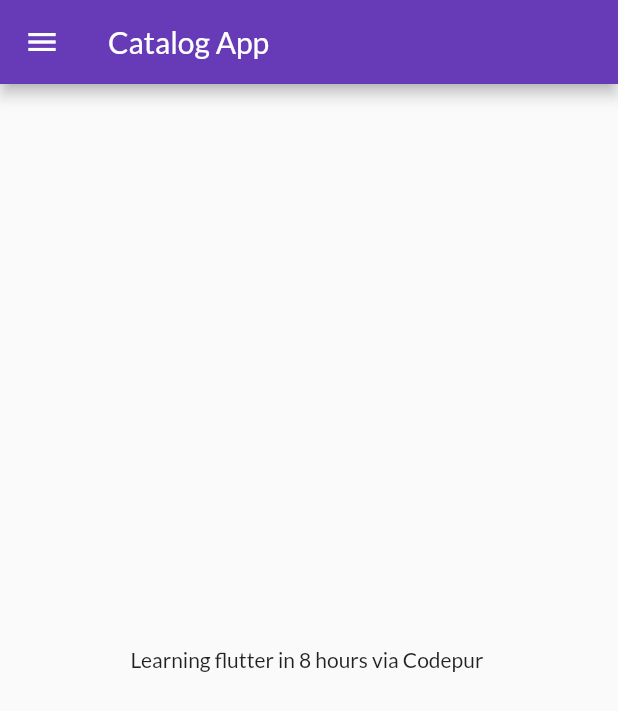
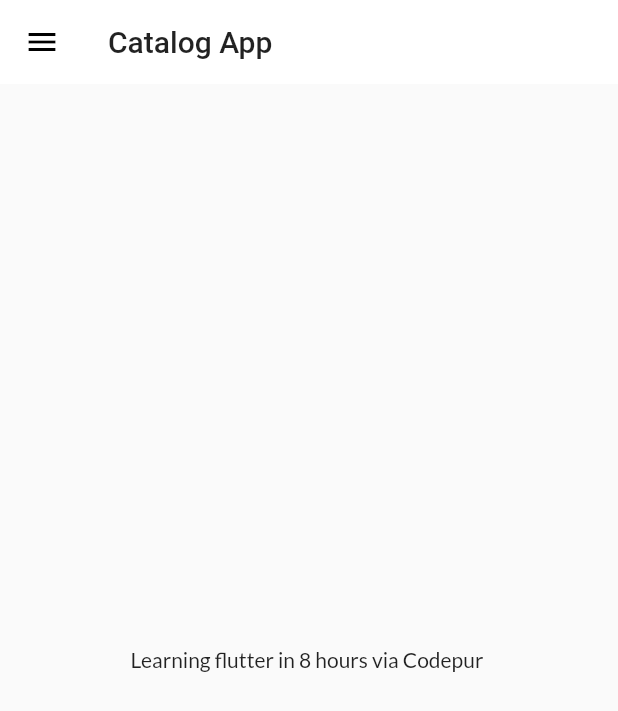
Before and after one commit to RangerRishabh/LearningFlutter, a Flutter app: the screen it shows after launch, on a phone screen of 412 x 824 dp. Shown: the top 711 px of the screen. Run offline on Flutter 3.47's test engine with Material 2 defaults, Android fonts, the phone set to English and light mode, and no system bars; our stand-ins replace google_fonts.

Commit message:
themes extracted

```diff
--- a/lib/main.dart
+++ b/lib/main.dart
@@ -1,7 +1,7 @@
 import 'package:flutter/material.dart';
 import 'package:flutter_catalog/pages/home_page.dart';
 import 'package:flutter_catalog/utils/routes.dart';
-import 'package:google_fonts/google_fonts.dart';
+import 'package:flutter_catalog/widgets/themes.dart';
 import 'package:flutter_catalog/pages/login_page.dart';
 
 void main() {
@@ -14,11 +14,8 @@ class MyApp extends StatelessWidget {
   Widget build(BuildContext context) {
     return MaterialApp(
       themeMode: ThemeMode.light,
-      theme: ThemeData(primarySwatch: Colors.deepPurple,
-      fontFamily: GoogleFonts.lato().fontFamily, ),
-      darkTheme: ThemeData(
-        brightness: Brightness.dark,
-      ),
+      theme: MyTheme.lightTheme(context),
+      darkTheme: MyTheme.darkTheme(context),
       debugShowCheckedModeBanner: false,
       initialRoute: MyRoutes.homeRoute,
       routes: {
--- /dev/null
+++ b/lib/widgets/themes.dart
@@ -0,0 +1,18 @@
+import 'package:flutter/material.dart';
+import 'package:google_fonts/google_fonts.dart';
+
+class MyTheme {
+  static ThemeData lightTheme(BuildContext context) => ThemeData(
+      primarySwatch: Colors.deepPurple,
+      fontFamily: GoogleFonts.lato().fontFamily,
+      appBarTheme: AppBarTheme(
+        color: Colors.white,
+        elevation: 0.0,
+        iconTheme: IconThemeData(color: Colors.black),
+        textTheme: Theme.of(context).textTheme,
+      ));
+
+static ThemeData darkTheme(BuildContext context) => ThemeData(
+      brightness: Brightness.dark,
+      );
+}
```
